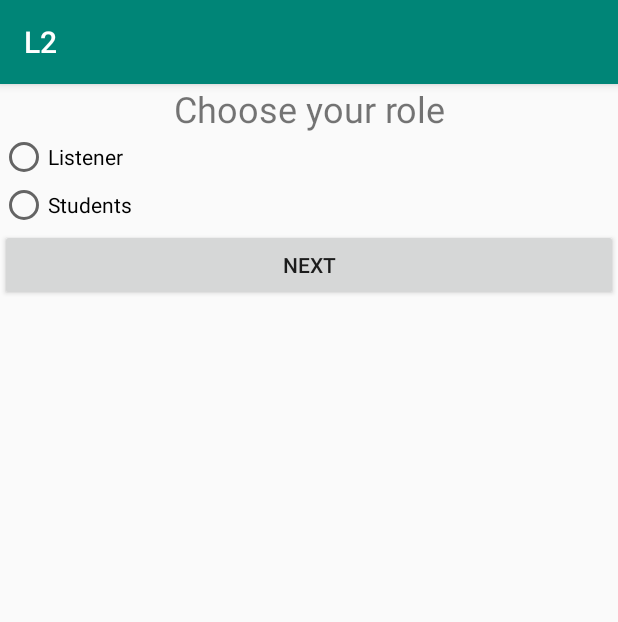
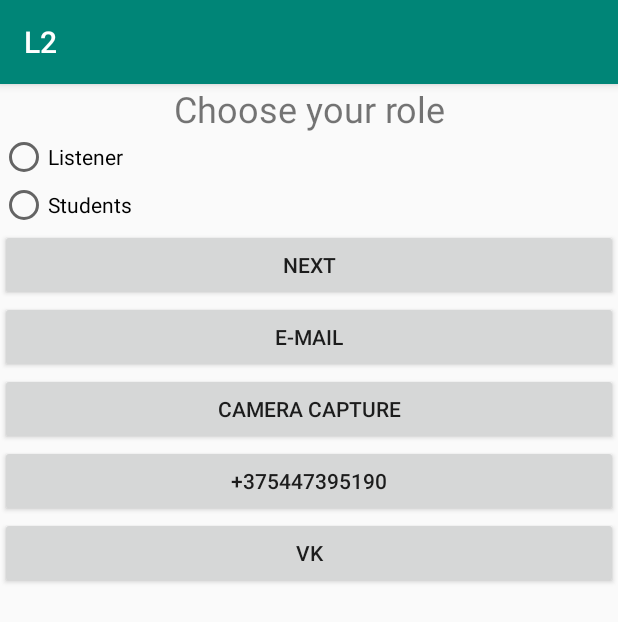
Before and after one commit to Dimitryi69/L2, an Android app: the screen it shows after launch (MainActivity), on a phone screen of 412 x 824 dp. Shown: the top 622 px of the screen. Run offline under Robolectric (Android 15) with nearby library versions, the phone set to English and light mode, and no system bars.

Commit message:
Glory Hole is here

```diff
--- a/app/src/main/java/com/example/l2/MainActivity.java
+++ b/app/src/main/java/com/example/l2/MainActivity.java
@@ -6,7 +6,9 @@ import androidx.appcompat.app.AppCompatActivity;
 import android.content.DialogInterface;
 import android.content.Intent;
 import android.location.Address;
+import android.net.Uri;
 import android.os.Bundle;
+import android.provider.MediaStore;
 import android.util.Log;
 import android.view.View;
 import android.widget.RadioButton;
@@ -15,6 +17,7 @@ import android.widget.RadioGroup;
 import com.example.l2.EducationManager.IAction;
 import com.example.l2.EducationManager.Manager;
 import com.example.l2.Exception.EduException;
+import com.example.l2.Organization.Organizations;
 import com.example.l2.Stuff.Course;
 import com.example.l2.Stuff.Stuff;
 import com.example.l2.Units.Person;
@@ -28,6 +31,8 @@ import java.util.Arrays;
 import java.util.Optional;
 import java.util.Random;
 
+import static java.net.Proxy.Type.HTTP;
+
 public class MainActivity extends AppCompatActivity {
 
     @Override
@@ -35,43 +40,44 @@ public class MainActivity extends AppCompatActivity {
         super.onCreate(savedInstanceState);
         setContentView(R.layout.activity_main);
 
-        Stuff firstStuff = new Stuff();
-        Manager man = new Manager("Alexander");
-        try {
-            firstStuff = man.generate(15, 15, 2);
-            firstStuff.toString();
-        } catch (EduException e) {
-            e.printStackTrace();
+//        Stuff firstStuff = new Stuff();
+//        Manager man = new Manager("Alexander");
+//        File f = getFilesDir();
+//        Student st = new Student(7, 2, Organizations.GloruHL, "First stud", 8, 2, 1997);
+//        Student st1 = new Student(7, 2, Organizations.GloruHL, "Second stud", 8, 2, 1997);
+
+    }
+
+    static final int REQUEST_IMAGE_CAPTURE = 1;
+
+    public void onClick6(View view) {
+        Intent takePictureIntent = new Intent(MediaStore.ACTION_IMAGE_CAPTURE);
+        if (takePictureIntent.resolveActivity(getPackageManager()) != null) {
+            startActivityForResult(takePictureIntent, REQUEST_IMAGE_CAPTURE);
         }
-        man.Version(firstStuff);
-        File f = getFilesDir();
-        try
-        {
-            man.save(firstStuff, f);
-            firstStuff.studlist = new ArrayList<Person>();
-            Log.d("studlist: ", "Size: "+ firstStuff.studlist.size());
-            firstStuff = man.createCourse(f);
-            firstStuff.toString();
-            Log.d("Inf","---------------------------------------------------------------");
-            firstStuff.studlist = man.bubbleSort(firstStuff.studlist);
-            firstStuff.toString();
+    }
 
-        }
-        catch (EduException e) {
-            e.printStackTrace();
-        }
-        ////////Optional---------------------
-        ArrayList<Integer> numbers = new ArrayList<Integer>();
-        Optional<Integer> min = numbers.stream().min(Integer::compare);
-        Log.d("Optional empty: ", "OrElse: "+min.orElse(-1));
-        numbers.addAll(Arrays.asList(new Integer[]{4,5,6,7,8,9}));
-        min = numbers.stream().min(Integer::compare);
-        Log.d("Optional empty: ", "OrElse: "+min.orElse(-1));
+    public void OnClick2(View view)
+    {
+        Uri number = Uri.parse("tel:+375447395190");
+        Intent callIntent = new Intent(Intent.ACTION_DIAL, number);
+        startActivity(callIntent);
+    }
 
-        numbers = new ArrayList<Integer>();
-        min = numbers.stream().min(Integer::compare);
-        Random rnd = new Random();
-        Log.d("Optional: ", "OrElseGet: "+min.orElseGet(()->rnd.nextInt(100)));
+    public void OnClick3(View view)
+    {
+        Uri webpage = Uri.parse("https://vk.com/d.chaley");
+        Intent webIntent = new Intent(Intent.ACTION_VIEW, webpage);
+        startActivity(webIntent);
+    }
+    public void onClick4(View view)
+    {
+        Intent emailIntent = new Intent(Intent.ACTION_SEND);
+        emailIntent.setType("text/plain");
+        emailIntent.putExtra(Intent.EXTRA_EMAIL, new String[] {"d.chaley@mail.ru"}); // recipients
+        emailIntent.putExtra(Intent.EXTRA_SUBJECT, "Email subject");
+        emailIntent.putExtra(Intent.EXTRA_TEXT, "Email message text");
+        startActivity(emailIntent);
     }
 
     public void OnClick1(View view)
--- a/app/src/main/java/com/example/l2/NameInput.java
+++ b/app/src/main/java/com/example/l2/NameInput.java
@@ -38,7 +38,10 @@ public class NameInput extends AppCompatActivity {
     protected void onCreate(Bundle savedInstanceState) {
         super.onCreate(savedInstanceState);
         setContentView(R.layout.activity_name_input);
-
+        Bundle arguments = getIntent().getExtras();
+        String UnitType = arguments.get("UnitType").toString();
+        TextView inf = findViewById(R.id.Inf);
+        inf.setText("Info: "+ UnitType);
     }
 
     public void OnClickname(View view)
--- a/app/src/main/java/com/example/l2/Stuff/Stuff.java
+++ b/app/src/main/java/com/example/l2/Stuff/Stuff.java
@@ -60,7 +60,7 @@ public class Stuff {
         {
             CopyOnWriteArrayList<Student> ret = new CopyOnWriteArrayList<Student>();
             for (int i = 0; i < studlist.size() ; i++) {
-                if(studlist.get(i).UnitType == "Student")
+                if(studlist.get(i).UnitType.equals("Student") )
                 {
                     ret.add((Student) studlist.get(i));
                 }
@@ -76,7 +76,7 @@ public class Stuff {
         {
             CopyOnWriteArrayList<Listener> ret = new CopyOnWriteArrayList<Listener>();
             for (int i = 0; i < studlist.size() ; i++) {
-                if(studlist.get(i).UnitType == "Listener")
+                if(studlist.get(i).UnitType.equals("Listener"))
                 {
                     ret.add((Listener) studlist.get(i));
                 }
--- a/app/src/main/res/layout/activity_main.xml
+++ b/app/src/main/res/layout/activity_main.xml
@@ -47,5 +47,33 @@
 
         </RadioGroup>
 
+        <Button
+            android:id="@+id/mail"
+            android:layout_width="match_parent"
+            android:layout_height="wrap_content"
+            android:onClick="onClick4"
+            android:text="E-mail" />
+
+        <Button
+            android:id="@+id/cam"
+            android:layout_width="match_parent"
+            android:layout_height="wrap_content"
+            android:onClick="onClick6"
+            android:text="Camera capture" />
+
+        <Button
+            android:id="@+id/phone"
+            android:layout_width="match_parent"
+            android:layout_height="wrap_content"
+            android:onClick="OnClick2"
+            android:text="+375447395190" />
+
+        <Button
+            android:id="@+id/vk"
+            android:layout_width="match_parent"
+            android:layout_height="wrap_content"
+            android:onClick="OnClick3"
+            android:text="vk" />
+
     </LinearLayout>
 </androidx.constraintlayout.widget.ConstraintLayout>
```
Also changed, not shown: app/src/main/java/com/example/l2/DateofBirth.java (+12 -3 lines), app/src/main/java/com/example/l2/EducationManager/Manager.java (+10 -2 lines), app/src/main/java/com/example/l2/Register.java (+38 -16 lines), app/src/main/java/com/example/l2/StudentCourse.java (+11 -0 lines), app/src/main/java/com/example/l2/StudentOrg.java (+11 -0 lines), app/src/main/java/com/example/l2/Units/Listener.java (+7 -2 lines), app/src/main/java/com/example/l2/Units/Student.java (+8 -3 lines), app/src/main/res/layout/activity_dateof_birth.xml (+8 -1 lines), app/src/main/res/layout/activity_name_input.xml (+5 -10 lines), app/src/main/res/layout/activity_register.xml (+8 -0 lines), app/src/main/res/layout/activity_student_course.xml (+8 -1 lines), app/src/main/res/layout/activity_student_org.xml (+5 -10 lines).
